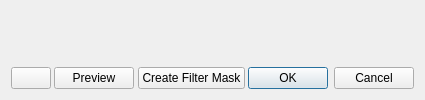
Before: the Qt Designer form krita/ui/forms/wdgfilterdialog.ui in KDE/krita, drawn with Qt 5.
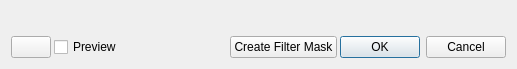
After: the same form once the commit is applied. Custom widgets are drawn as their Qt base class.

Commit message: BUG:347004 Filter preview button difficult to see state

Diff of the .ui file:
```diff
--- a/krita/ui/forms/wdgfilterdialog.ui
+++ b/krita/ui/forms/wdgfilterdialog.ui
@@ -2,6 +2,26 @@
 <ui version="4.0">
  <class>FilterDialog</class>
  <widget class="QDialog" name="FilterDialog">
+  <property name="geometry">
+   <rect>
+    <x>0</x>
+    <y>0</y>
+    <width>517</width>
+    <height>69</height>
+   </rect>
+  </property>
+  <property name="sizePolicy">
+   <sizepolicy hsizetype="Preferred" vsizetype="Preferred">
+    <horstretch>0</horstretch>
+    <verstretch>0</verstretch>
+   </sizepolicy>
+  </property>
+  <property name="minimumSize">
+   <size>
+    <width>0</width>
+    <height>0</height>
+   </size>
+  </property>
   <property name="windowTitle">
    <string>Dialog</string>
   </property>
@@ -38,13 +58,10 @@
       </widget>
      </item>
      <item>
-      <widget class="QPushButton" name="pushButtonPreview">
+      <widget class="QCheckBox" name="checkBoxPreview">
        <property name="text">
         <string>Preview</string>
        </property>
-       <property name="checkable">
-        <bool>true</bool>
-       </property>
       </widget>
      </item>
      <item>
```
The commit also changes 2 other files.
